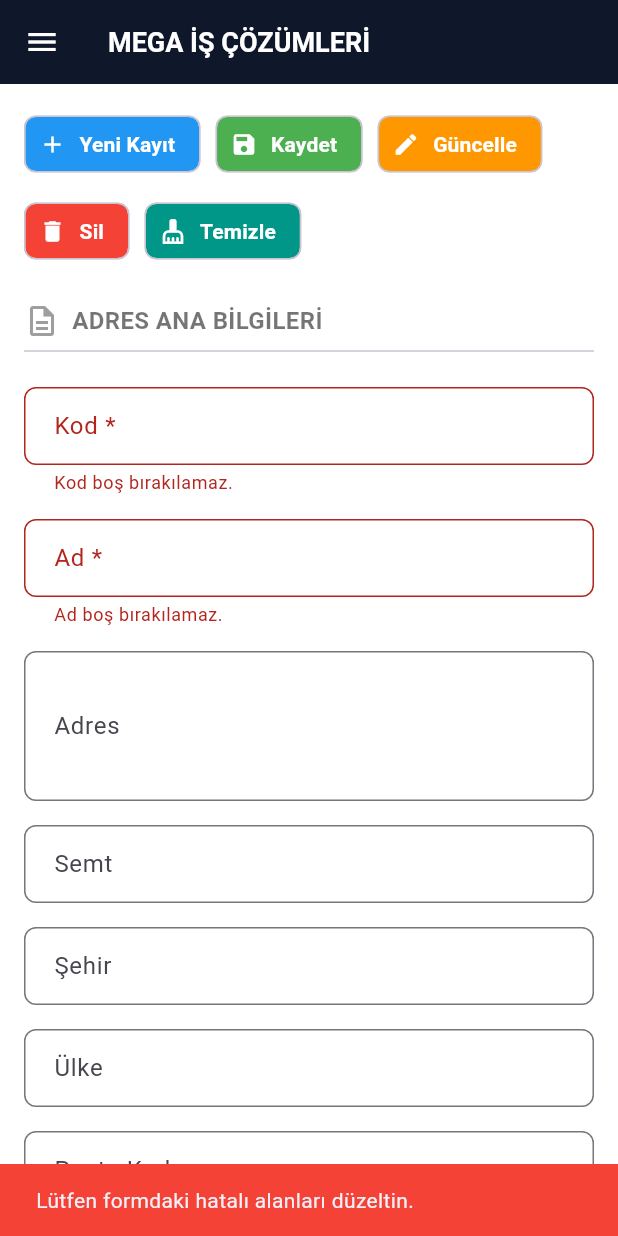
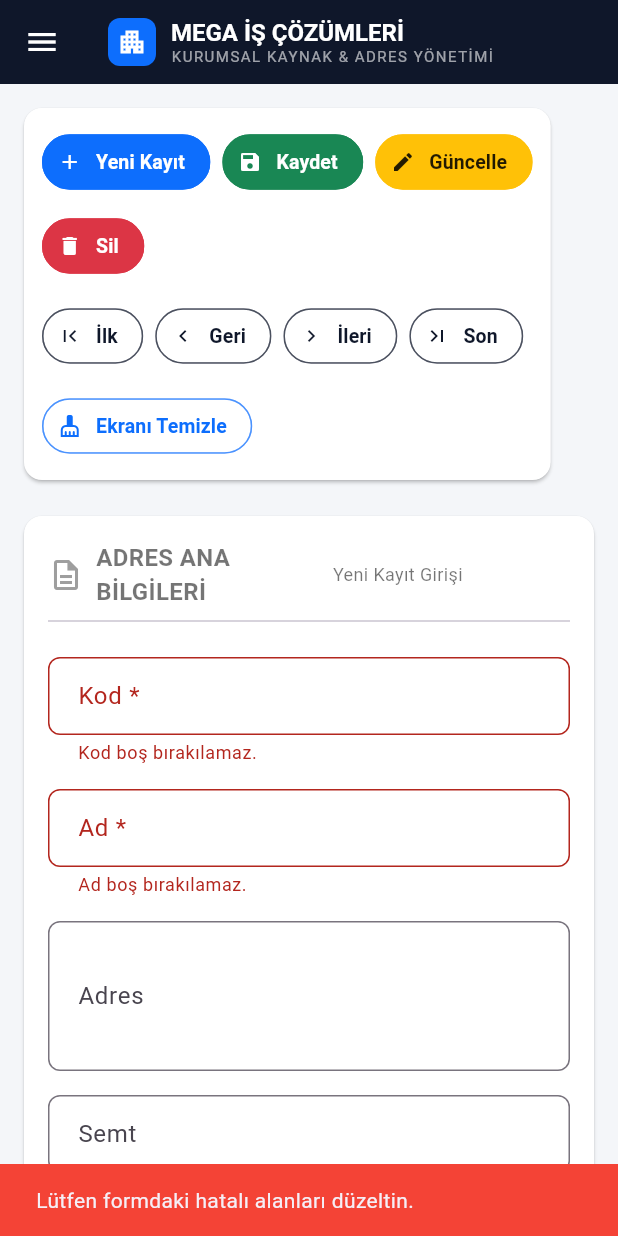
Before and after one commit to begummkayaa/kurumsal-adres-yonetim-mobil, a Flutter app: the screen it shows after launch, after a tap on "Kaydet", on a phone screen of 412 x 824 dp. Run offline on Flutter 3.47's test engine with Material 3 defaults, Android fonts, the phone set to English and light mode, and no system bars; our stand-ins replace shared_preferences.

Commit message:
Feat: İlk/Geri/İleri/Son gezinme butonları, Ekranı Temizle ve firma başlığı eklendi

```diff
--- a/lib/pages/ana_sayfa.dart
+++ b/lib/pages/ana_sayfa.dart
@@ -2,11 +2,15 @@ import 'package:flutter/material.dart';
 
 import '../models/adres.dart';
 import '../services/adres_deposu.dart';
+import '../tema.dart';
 import '../utils/dogrulama.dart';
-import '../widgets/kayit_tablosu.dart';
 import '../widgets/ana_menu.dart';
 import '../widgets/form_ogeleri.dart';
+import '../widgets/kayit_tablosu.dart';
+import '../widgets/marka_basligi.dart';
 import '../widgets/tablo_paneli.dart';
+
+enum _Yon { ilk, geri, ileri, son }
 
 /// Adres kayıtlarının eklendiği, güncellendiği ve silindiği ana ekran.
 class AnaSayfa extends StatefulWidget {
@@ -68,7 +72,10 @@ class _AnaSayfaState extends State<AnaSayfa> {
   }
 
   void _mesajGoster(String mesaj, {bool hata = false}) {
-    ScaffoldMessenger.of(context).showSnackBar(
+    // Önceki mesaj kapanmadan yenisi gelirse (ör. art arda gezinme) beklemeden onu göster.
+    ScaffoldMessenger.of(context)
+      ..hideCurrentSnackBar()
+      ..showSnackBar(
       SnackBar(content: Text(mesaj), backgroundColor: hata ? Colors.red : Colors.green),
     );
   }
@@ -155,6 +162,34 @@ class _AnaSayfaState extends State<AnaSayfa> {
     });
   }
 
+  /// İlk/Geri/İleri/Son: listede görünen (aramaya uyan) kayıtlar arasında gezinir.
+  void _gez(_Yon yon) {
+    final liste = _gorunenIndeksler;
+    if (liste.isEmpty) {
+      _mesajGoster('Listede gezinilecek kayıt yok.', hata: true);
+      return;
+    }
+    final simdiki = _seciliIndex == null ? -1 : liste.indexOf(_seciliIndex!);
+    final hedef = switch (yon) {
+      _Yon.ilk => 0,
+      _Yon.son => liste.length - 1,
+      // Seçim yoksa İleri ilk kayda, Geri son kayda gider.
+      _Yon.ileri => simdiki == -1 ? 0 : simdiki + 1,
+      _Yon.geri => simdiki == -1 ? liste.length - 1 : simdiki - 1,
+    };
+    if (hedef < 0) {
+      _mesajGoster('İlk kayıttasınız.');
+      return;
+    }
+    if (hedef >= liste.length) {
+      _mesajGoster('Son kayıttasınız.');
+      return;
+    }
+    _kaydiSec(liste[hedef]);
+  }
+
+  Widget _butonGrubu(List<Widget> butonlar) => Wrap(spacing: 8, runSpacing: 8, children: butonlar);
+
   void _yeniKayit() {
     _formuBosalt();
     _kodFocus.requestFocus();
@@ -219,31 +254,70 @@ class _AnaSayfaState extends State<AnaSayfa> {
   @override
   Widget build(BuildContext context) {
     return Scaffold(
-      appBar: AppBar(
-        title: const Text('MEGA İŞ ÇÖZÜMLERİ', style: TextStyle(fontWeight: FontWeight.bold, fontSize: 18)),
-        elevation: 0,
-      ),
+      appBar: AppBar(title: const MarkaBasligi(), elevation: 0),
       drawer: AnaMenu(kayitlar: _kayitlar),
       body: SingleChildScrollView(
         padding: const EdgeInsets.all(16.0),
         child: Column(
           crossAxisAlignment: CrossAxisAlignment.start,
           children: [
-            Wrap(
-              spacing: 10,
-              runSpacing: 10,
-              children: [
-                IslemButonu(metin: 'Yeni Kayıt', renk: Colors.blue, ikon: Icons.add, onPressed: _yeniKayit),
-                IslemButonu(metin: 'Kaydet', renk: Colors.green, ikon: Icons.save, onPressed: _kaydet),
-                IslemButonu(metin: 'Güncelle', renk: Colors.orange, ikon: Icons.edit, onPressed: _guncelle),
-                IslemButonu(metin: 'Sil', renk: Colors.red, ikon: Icons.delete, onPressed: _sil),
-                IslemButonu(metin: 'Temizle', renk: Colors.teal, ikon: Icons.cleaning_services, onPressed: _formuBosalt),
-              ],
+            Card(
+              margin: EdgeInsets.zero,
+              shape: RoundedRectangleBorder(borderRadius: BorderRadius.circular(12)),
+              child: Padding(
+                padding: const EdgeInsets.all(12),
+                child: Wrap(
+                  spacing: 24,
+                  runSpacing: 12,
+                  children: [
+                    _butonGrubu([
+                      IslemButonu(metin: 'Yeni Kayıt', renk: const Color(0xFF0D6EFD), ikon: Icons.add, onPressed: _yeniKayit),
+                      IslemButonu(metin: 'Kaydet', renk: const Color(0xFF198754), ikon: Icons.save, onPressed: _kaydet),
+                      IslemButonu(
+                        metin: 'Güncelle',
+                        renk: const Color(0xFFFFC107),
+                        yaziRengi: Colors.black87,
+                        ikon: Icons.edit,
+                        onPressed: _guncelle,
+                      ),
+                      IslemButonu(metin: 'Sil', renk: const Color(0xFFDC3545), ikon: Icons.delete, onPressed: _sil),
+                    ]),
+                    _butonGrubu([
+                      IslemButonu(metin: 'İlk', renk: anaRenk, ikon: Icons.first_page, cerceveli: true, onPressed: () => _gez(_Yon.ilk)),
+                      IslemButonu(metin: 'Geri', renk: anaRenk, ikon: Icons.chevron_left, cerceveli: true, onPressed: () => _gez(_Yon.geri)),
+                      IslemButonu(metin: 'İleri', renk: anaRenk, ikon: Icons.chevron_right, cerceveli: true, onPressed: () => _gez(_Yon.ileri)),
+                      IslemButonu(metin: 'Son', renk: anaRenk, ikon: Icons.last_page, cerceveli: true, onPressed: () => _gez(_Yon.son)),
+                    ]),
+                    _butonGrubu([
+                      IslemButonu(
+                        metin: 'Ekranı Temizle',
+                        renk: const Color(0xFF0D6EFD),
+                        ikon: Icons.cleaning_services,
+                        cerceveli: true,
+                        onPressed: _formuBosalt,
+                      ),
+                    ]),
+                  ],
+                ),
+              ),
             ),
             const SizedBox(height: 24),
 
-            const BolumBasligi(baslik: 'ADRES ANA BİLGİLERİ', ikon: Icons.description_outlined),
-            Form(key: _formKey, child: _form()),
+            Card(
+              margin: EdgeInsets.zero,
+              shape: RoundedRectangleBorder(borderRadius: BorderRadius.circular(12)),
+              child: Padding(
+                padding: const EdgeInsets.all(16),
+                child: Column(children: [
+                  BolumBasligi(
+                    baslik: 'ADRES ANA BİLGİLERİ',
+                    ikon: Icons.description_outlined,
+                    sag: _seciliIndex == null ? 'Yeni Kayıt Girişi' : 'Aktif Kayıt Düzenleme',
+                  ),
+                  Form(key: _formKey, child: _form()),
+                ]),
+              ),
+            ),
             const SizedBox(height: 32),
 
             TabloPaneli(
--- a/lib/tema.dart
+++ b/lib/tema.dart
@@ -5,7 +5,8 @@ const anaRenk = Color(0xFF0F172A);
 
 final uygulamaTemasi = ThemeData(
   primaryColor: anaRenk,
-  scaffoldBackgroundColor: Colors.white,
+  scaffoldBackgroundColor: const Color(0xFFF4F6F9),
+  cardTheme: const CardThemeData(color: Colors.white, surfaceTintColor: Colors.transparent, elevation: 1),
   appBarTheme: const AppBarTheme(backgroundColor: anaRenk, foregroundColor: Colors.white),
 );
 
--- a/lib/widgets/form_ogeleri.dart
+++ b/lib/widgets/form_ogeleri.dart
@@ -1,20 +1,36 @@
 import 'package:flutter/material.dart';
 
-/// Ana sayfadaki renkli işlem butonu (Kaydet, Sil, ...).
+/// Ana sayfadaki hap şeklindeki işlem butonu.
+/// Dolu (Kaydet, Sil, ...) ya da [cerceveli] (gezinme, Ekranı Temizle) olabilir.
 class IslemButonu extends StatelessWidget {
   final String metin;
   final Color renk;
   final IconData ikon;
   final VoidCallback onPressed;
+  final bool cerceveli;
 
-  const IslemButonu({super.key, required this.metin, required this.renk, required this.ikon, required this.onPressed});
+  /// Dolu butonda yazı rengi (açık renkli butonlarda koyu yazı için).
+  final Color yaziRengi;
+
+  const IslemButonu({
+    super.key,
+    required this.metin,
+    required this.renk,
+    required this.ikon,
+    required this.onPressed,
+    this.cerceveli = false,
+    this.yaziRengi = Colors.white,
+  });
 
   @override
   Widget build(BuildContext context) {
+    final yazi = cerceveli ? renk : yaziRengi;
     return ActionChip(
-      backgroundColor: renk,
-      labelStyle: const TextStyle(color: Colors.white, fontWeight: FontWeight.bold),
-      avatar: Icon(ikon, color: Colors.white, size: 18),
+      backgroundColor: cerceveli ? Colors.white : renk,
+      side: BorderSide(color: cerceveli ? renk.withValues(alpha: 0.5) : renk),
+      shape: const StadiumBorder(),
+      labelStyle: TextStyle(color: yazi, fontWeight: FontWeight.bold, fontSize: 13),
+      avatar: Icon(ikon, color: yazi, size: 16),
       label: Text(metin),
       onPressed: onPressed,
     );
@@ -65,7 +81,10 @@ class BolumBasligi extends StatelessWidget {
   final String baslik;
   final IconData ikon;
 
-  const BolumBasligi({super.key, required this.baslik, required this.ikon});
+  /// Başlığın sağında gösterilen küçük açıklama.
+  final String? sag;
+
+  const BolumBasligi({super.key, required this.baslik, required this.ikon, this.sag});
 
   @override
   Widget build(BuildContext context) {
@@ -74,7 +93,10 @@ class BolumBasligi extends StatelessWidget {
         Row(children: [
           Icon(ikon, color: Colors.grey),
           const SizedBox(width: 8),
-          Text(baslik, style: const TextStyle(fontSize: 16, fontWeight: FontWeight.bold, color: Colors.black54)),
+          // Dar ekranda başlık ve sağdaki açıklama taşmak yerine alt satıra geçer.
+          Expanded(child: Text(baslik, style: const TextStyle(fontSize: 16, fontWeight: FontWeight.bold, color: Colors.black54))),
+          if (sag != null)
+            Flexible(child: Text(sag!, textAlign: TextAlign.end, style: const TextStyle(fontSize: 12, color: Colors.black54))),
         ]),
         const Divider(),
         const SizedBox(height: 16),
--- /dev/null
+++ b/lib/widgets/marka_basligi.dart
@@ -0,0 +1,35 @@
+import 'package:flutter/material.dart';
+
+/// Üst çubuktaki logo, firma adı ve alt başlık (web sürümündeki gibi).
+class MarkaBasligi extends StatelessWidget {
+  const MarkaBasligi({super.key});
+
+  @override
+  Widget build(BuildContext context) {
+    return Row(
+      mainAxisSize: MainAxisSize.min,
+      children: [
+        Container(
+          padding: const EdgeInsets.all(6),
+          decoration: BoxDecoration(color: const Color(0xFF0D6EFD), borderRadius: BorderRadius.circular(8)),
+          child: const Icon(Icons.apartment, color: Colors.white, size: 20),
+        ),
+        const SizedBox(width: 10),
+        const Flexible(
+          child: Column(
+            crossAxisAlignment: CrossAxisAlignment.start,
+            mainAxisSize: MainAxisSize.min,
+            children: [
+              Text('MEGA İŞ ÇÖZÜMLERİ', style: TextStyle(fontWeight: FontWeight.bold, fontSize: 16)),
+              Text(
+                'KURUMSAL KAYNAK & ADRES YÖNETİMİ',
+                overflow: TextOverflow.ellipsis,
+                style: TextStyle(fontSize: 10, letterSpacing: 1, color: Colors.white60),
+              ),
+            ],
+          ),
+        ),
+      ],
+    );
+  }
+}
--- a/lib/widgets/tablo_paneli.dart
+++ b/lib/widgets/tablo_paneli.dart
@@ -25,8 +25,22 @@ class TabloPaneli extends StatelessWidget {
 
   @override
   Widget build(BuildContext context) {
+    final baslikSatiri = Row(children: [
+      const Icon(Icons.menu, color: Colors.white, size: 18),
+      const SizedBox(width: 8),
+      Expanded(
+        child: Text.rich(
+          TextSpan(children: [
+            TextSpan(text: baslik, style: const TextStyle(color: Colors.white, fontWeight: FontWeight.bold)),
+            const TextSpan(text: '  |  MEGA İŞ ÇÖZÜMLERİ', style: TextStyle(color: Colors.white54, fontSize: 12)),
+          ]),
+          maxLines: 1,
+          overflow: TextOverflow.ellipsis,
+        ),
+      ),
+    ]);
+
     final aramaKutusu = SizedBox(
-      width: 240,
       height: 38,
       child: TextField(
         key: const Key('tabloArama'),
@@ -54,30 +68,24 @@ class TabloPaneli extends StatelessWidget {
           Container(
             color: anaRenk,
             padding: const EdgeInsets.symmetric(horizontal: 16, vertical: 10),
+            // Geniş ekranda başlık solda, arama sağda; dar ekranda alt alta.
+            child: LayoutBuilder(
+              builder: (context, kisit) => kisit.maxWidth < 520
+                  ? Column(children: [baslikSatiri, const SizedBox(height: 8), aramaKutusu])
+                  : Row(children: [Expanded(child: baslikSatiri), const SizedBox(width: 12), SizedBox(width: 240, child: aramaKutusu)]),
+            ),
+          ),
+          child,
+          const Divider(height: 1),
+          Padding(
+            padding: const EdgeInsets.symmetric(horizontal: 16, vertical: 10),
             child: Wrap(
               alignment: WrapAlignment.spaceBetween,
               crossAxisAlignment: WrapCrossAlignment.center,
               spacing: 12,
               runSpacing: 8,
               children: [
-                Row(mainAxisSize: MainAxisSize.min, children: [
-                  const Icon(Icons.menu, color: Colors.white, size: 18),
-                  const SizedBox(width: 8),
-                  Text(baslik, style: const TextStyle(color: Colors.white, fontWeight: FontWeight.bold)),
-                  const Text('  |  MEGA İŞ ÇÖZÜMLERİ', style: TextStyle(color: Colors.white54, fontSize: 12)),
-                ]),
-                aramaKutusu,
-              ],
-            ),
-          ),
-          child,
-          const Divider(height: 1),
-          Padding(
-            padding: const EdgeInsets.symmetric(horizontal: 16, vertical: 10),
-            child: Row(
-              children: [
                 ?altSol,
-                const Spacer(),
                 Text(altSag, style: const TextStyle(fontWeight: FontWeight.bold)),
               ],
             ),
```
Also changed, not shown: 1 other file.
